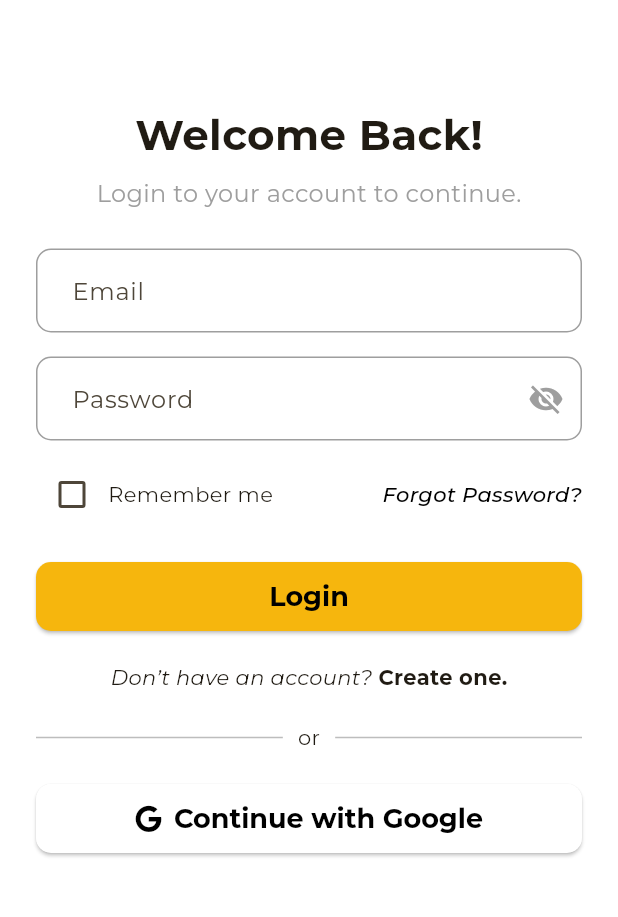
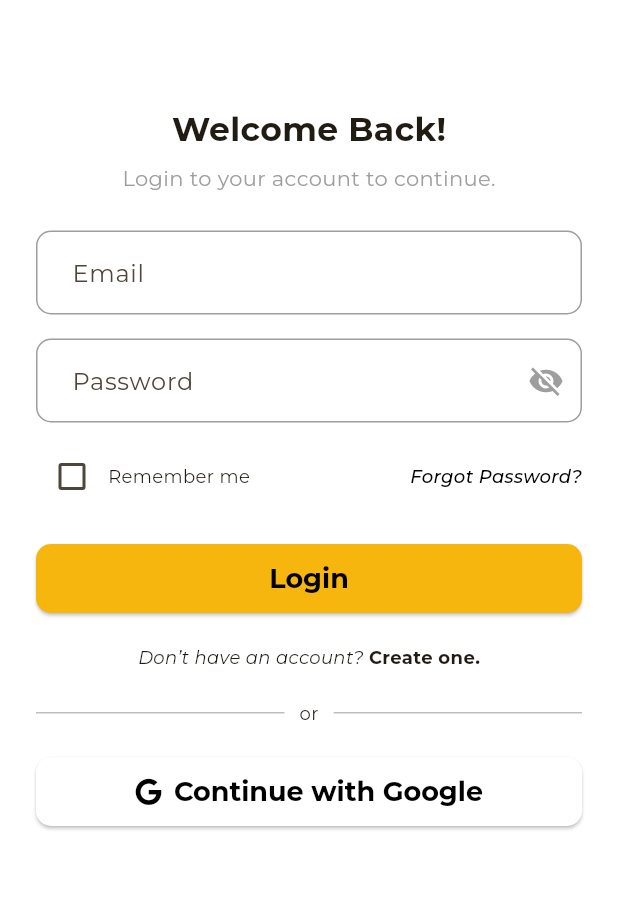
Before and after one commit to shresthabatsal/project_ease, a Flutter app: the OnboardingScreen screen opened directly, after a tap on "Skip", on a phone screen of 412 x 824 dp, the part 170-1087 px from its top. Run offline on Flutter 3.47's test engine with Material 3 defaults, Android fonts, the phone set to English and light mode, and no system bars; our stand-ins replace font_awesome_flutter, video_player.

Commit message:
add responsive font sizes

```diff
--- a/lib/screens/login_screen.dart
+++ b/lib/screens/login_screen.dart
@@ -4,6 +4,7 @@ import 'package:project_ease/theme/app_colors.dart';
 import 'package:project_ease/common/custom_snackbar.dart';
 import 'package:project_ease/screens/bottom_navigation_screen.dart';
 import 'package:project_ease/screens/signup_screen.dart';
+import 'package:project_ease/utils/app_fonts.dart';
 import 'package:project_ease/widgets/custom_button.dart';
 import 'package:project_ease/widgets/custom_text_form_field.dart';
 
@@ -24,6 +25,8 @@ class _LoginScreenState extends State<LoginScreen> {
 
   @override
   Widget build(BuildContext context) {
+    AppFonts.init(context);
+
     return Scaffold(
       appBar: AppBar(backgroundColor: Colors.white),
       backgroundColor: Colors.white,
@@ -34,6 +37,7 @@ class _LoginScreenState extends State<LoginScreen> {
             crossAxisAlignment: CrossAxisAlignment.center,
             children: [
               const SizedBox(height: 20),
+
               SizedBox(
                 height: 13,
                 child: Image.asset(
@@ -44,16 +48,22 @@ class _LoginScreenState extends State<LoginScreen> {
 
               const SizedBox(height: 70),
 
-              const Text(
+              Text(
                 "Welcome Back!",
-                style: TextStyle(fontSize: 28, fontWeight: FontWeight.bold),
+                style: TextStyle(
+                  fontSize: AppFonts.titleMedium,
+                  fontWeight: FontWeight.bold,
+                ),
               ),
 
               const SizedBox(height: 8),
 
-              const Text(
+              Text(
                 "Login to your account to continue.",
-                style: TextStyle(fontSize: 16, color: Colors.grey),
+                style: TextStyle(
+                  fontSize: AppFonts.bodyMedium,
+                  color: Colors.grey,
+                ),
               ),
 
               const SizedBox(height: 25),
@@ -72,6 +82,7 @@ class _LoginScreenState extends State<LoginScreen> {
                         return null;
                       },
                     ),
+
                     const SizedBox(height: 16),
 
                     CustomTextFormField(
@@ -102,14 +113,20 @@ class _LoginScreenState extends State<LoginScreen> {
                                 });
                               },
                             ),
-                            const Text("Remember me"),
+                            Text(
+                              "Remember me",
+                              style: TextStyle(
+                                fontSize: AppFonts.labelMedium,
+                              ),
+                            ),
                           ],
                         ),
                         GestureDetector(
                           onTap: () {},
-                          child: const Text(
+                          child: Text(
                             "Forgot Password?",
                             style: TextStyle(
+                              fontSize: AppFonts.labelMedium,
                               fontStyle: FontStyle.italic,
                               fontWeight: FontWeight.w500,
                               color: Colors.black,
@@ -134,7 +151,8 @@ class _LoginScreenState extends State<LoginScreen> {
                             Navigator.push(
                               context,
                               MaterialPageRoute(
-                                builder: (context) => const BottomNavigationScreen(),
+                                builder: (context) =>
+                                    const BottomNavigationScreen(),
                               ),
                             );
                           });
@@ -147,17 +165,29 @@ class _LoginScreenState extends State<LoginScreen> {
                     Row(
                       mainAxisAlignment: MainAxisAlignment.center,
                       children: [
-                        const Text(
+                        Text(
                           "Don’t have an account? ",
-                          style: TextStyle(fontStyle: FontStyle.italic),
+                          style: TextStyle(
+                            fontSize: AppFonts.bodySmall,
+                            fontStyle: FontStyle.italic,
+                          ),
                         ),
                         GestureDetector(
                           onTap: () {
-                            Navigator.push(context, MaterialPageRoute(builder: (context) => const SignupScreen()));
+                            Navigator.push(
+                              context,
+                              MaterialPageRoute(
+                                builder: (context) =>
+                                    const SignupScreen(),
+                              ),
+                            );
                           },
-                          child: const Text(
+                          child: Text(
                             "Create one.",
-                            style: TextStyle(fontWeight: FontWeight.bold),
+                            style: TextStyle(
+                              fontSize: AppFonts.bodySmall,
+                              fontWeight: FontWeight.bold,
+                            ),
                           ),
                         ),
                       ],
@@ -167,12 +197,21 @@ class _LoginScreenState extends State<LoginScreen> {
 
                     Row(
                       children: [
-                        Expanded(child: Divider(color: Colors.grey.shade400)),
-                        const Padding(
-                          padding: EdgeInsets.symmetric(horizontal: 10),
-                          child: Text("or"),
+                        Expanded(
+                          child: Divider(color: Colors.grey.shade400),
                         ),
-                        Expanded(child: Divider(color: Colors.grey.shade400)),
+                        Padding(
+                          padding: const EdgeInsets.symmetric(horizontal: 10),
+                          child: Text(
+                            "or",
+                            style: TextStyle(
+                              fontSize: AppFonts.labelMedium,
+                            ),
+                          ),
+                        ),
+                        Expanded(
+                          child: Divider(color: Colors.grey.shade400),
+                        ),
                       ],
                     ),
 
--- a/lib/screens/onboarding_screen.dart
+++ b/lib/screens/onboarding_screen.dart
@@ -48,12 +48,18 @@ class _OnboardingScreenState extends State<OnboardingScreen> {
         curve: Curves.easeInOut,
       );
     } else {
-      Navigator.push(context, MaterialPageRoute(builder: (context) => const LoginScreen()));
+      Navigator.push(
+        context,
+        MaterialPageRoute(builder: (context) => const LoginScreen()),
+      );
     }
   }
 
   void _skip() {
-    Navigator.push(context, MaterialPageRoute(builder: (context) => const LoginScreen()));
+    Navigator.push(
+      context,
+      MaterialPageRoute(builder: (context) => const LoginScreen()),
+    );
   }
 
   @override
@@ -85,21 +91,23 @@ class _OnboardingScreenState extends State<OnboardingScreen> {
                             Text(
                               slide['title']!,
                               style: TextStyle(
-                                  fontSize: AppFonts.title,
-                                  fontWeight: FontWeight.bold),
+                                fontSize: AppFonts.titleLarge,
+                                fontWeight: FontWeight.bold,
+                              ),
                               textAlign: TextAlign.center,
                             ),
-                        const SizedBox(height: 8),
-                        const SizedBox(height: 8),
-
-                        // Subtitle
+                            const SizedBox(height: 8),
                             const SizedBox(height: 8),
 
-                        // Subtitle
+                            const SizedBox(height: 8),
+
+                            // Subtitle
                             Text(
                               slide['subtitle']!,
                               style: TextStyle(
-                                  fontSize: AppFonts.subtitle, color: Colors.grey),
+                                fontSize: AppFonts.bodyMedium,
+                                color: Colors.grey,
+                              ),
                               textAlign: TextAlign.center,
                             ),
                             Expanded(
@@ -131,7 +139,8 @@ class _OnboardingScreenState extends State<OnboardingScreen> {
                     onPressed: _skip,
                     child: Text(
                       "Skip",
-                      style: TextStyle(color: Colors.grey.shade600),
+                      style: TextStyle(color: Colors.grey.shade600,
+                      fontSize: AppFonts.bodyLarge,),
                     ),
                   ),
 
@@ -157,7 +166,8 @@ class _OnboardingScreenState extends State<OnboardingScreen> {
                     onPressed: _nextPage,
                     child: Text(
                       _currentPage == _slides.length - 1 ? "Done" : "Next",
-                      style: const TextStyle(
+                      style: TextStyle(
+                        fontSize: AppFonts.bodyLarge,
                         color: Colors.black,
                         fontWeight: FontWeight.w500,
                       ),
--- a/lib/utils/app_fonts.dart
+++ b/lib/utils/app_fonts.dart
@@ -1,24 +1,26 @@
 import 'package:flutter/material.dart';
 
 class AppFonts {
-  static double screenWidth = 400; // default fallback width
+  static double _screenWidth = 400; // fallback
 
   static void init(BuildContext context) {
-    screenWidth = MediaQuery.of(context).size.width;
+    _screenWidth = MediaQuery.of(context).size.width;
   }
 
-  static double get title {
-    if (screenWidth > 600) return 40; // tablet
-    return 28; // phone
-  }
+  static bool get isTablet => _screenWidth >= 600;
 
-  static double get subtitle {
-    if (screenWidth > 600) return 20; // tablet
-    return 16; // phone
-  }
+  // Title
+  static double get titleLarge => isTablet ? 44 : 28;
+  static double get titleMedium => isTablet ? 36 : 22;
+  static double get titleSmall => isTablet ? 30 : 18;
 
-  static double get body {
-    if (screenWidth > 600) return 18;
-    return 14;
-  }
+  // Body
+  static double get bodyLarge => isTablet ? 22 : 16;
+  static double get bodyMedium => isTablet ? 20 : 14;
+  static double get bodySmall => isTablet ? 18 : 12;
+
+  // Label
+  static double get labelLarge => isTablet ? 18 : 14;
+  static double get labelMedium => isTablet ? 16 : 12;
+  static double get labelSmall => isTablet ? 14 : 10;
 }
```
